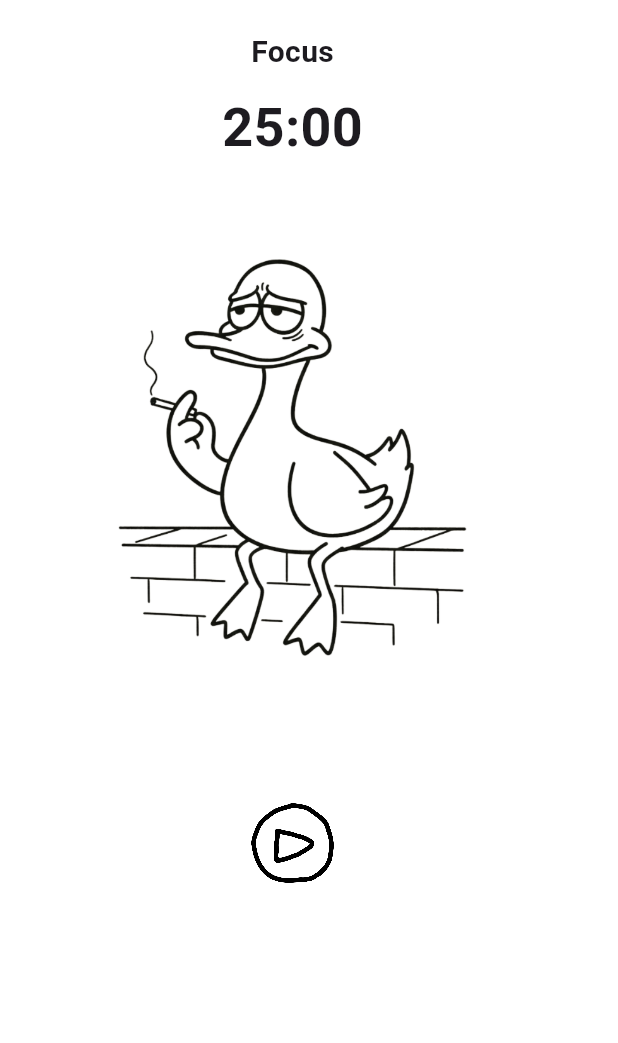
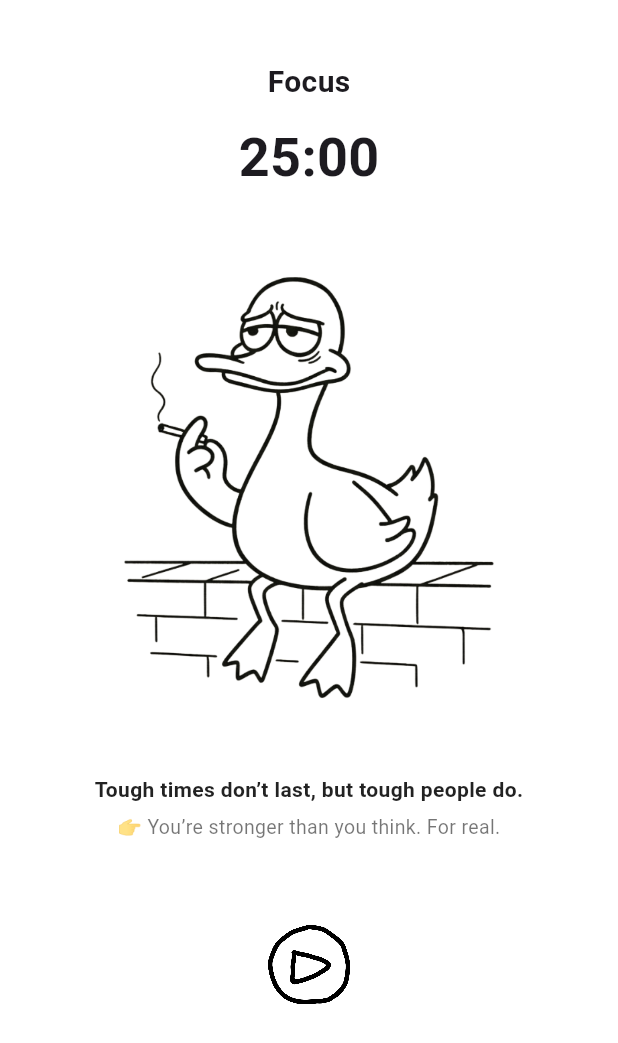
Before and after one commit to Penz7/pomoduck, a Flutter app: the PomodoroScreen screen opened by its route, on a phone screen of 412 x 824 dp. Shown: the top 1043 px of the screen. Run offline on Flutter 3.47's test engine with Material 3 defaults, Android fonts, the light colour scheme and no system bars; our stand-ins replace bloc, easy_localization, flutter_bloc, flutter_secure_storage, go_router, google_fonts and 3 more; accounts and stored records are empty.

Commit message:
Update pomodoro_screen.dart

```diff
--- a/pomo_duck/lib/features/pomodoro/pomodoro_screen.dart
+++ b/pomo_duck/lib/features/pomodoro/pomodoro_screen.dart
@@ -1,3 +1,5 @@
+import 'dart:async';
+import 'dart:math';
 import 'package:flutter/material.dart';
 import 'package:flutter_bloc/flutter_bloc.dart';
 import 'package:pomo_duck/common/extensions/size_extension.dart';
@@ -8,7 +10,17 @@ import 'package:pomo_duck/common/global_bloc/config_pomodoro/config_pomodoro_cub
 class PomodoroScreen extends StatelessWidget {
   const PomodoroScreen({super.key});
 
+  static const List<String> _pauseQuotes = [
+    'Hey, I see you slowing down... Don’t give up now — you’ve come too far to quit.',
+    "Looks like you’ve hit a wall — that’s okay. Just don’t stay stuck there.",
+    "You’ve paused long enough. Time to get back up and keep going.",
+    "You didn’t come this far just to stop now, right? Let’s keep pushing.",
+    "It's okay to rest, but don’t forget why you started.",
+  ];
+
   void _showPauseDialog(BuildContext context) {
+    // Chọn ngẫu nhiên 1 câu nói khi pause
+    final randomQuote = _pauseQuotes[Random().nextInt(_pauseQuotes.length)];
     showDialog(
       context: context,
       barrierDismissible: false,
@@ -19,9 +31,8 @@ class PomodoroScreen extends StatelessWidget {
           content: Column(
             mainAxisSize: MainAxisSize.min,
             children: [
-              const Text(
-                'Hey, I see you slowing down... Don’t give up now — you’ve come too far to quit.',
-              ),
+              // Hiển thị câu nói ngẫu nhiên
+              Text(randomQuote),
               10.height,
               Assets.images.duckPause.image(
                 width: 200,
@@ -125,8 +136,9 @@ class PomodoroScreen extends StatelessWidget {
           body: SafeArea(
             child: Padding(
               padding: const EdgeInsets.all(20),
-              child: Column(
+              child: ListView(
                 children: [
+                  20.height,
                   BlocListener<PomodoroCubit, PomodoroState>(
                     listener: (context, state) {
                       if (state is PomodoroTaskCompleted) {
@@ -186,8 +198,6 @@ class PomodoroScreen extends StatelessWidget {
                     ),
                   ),
                   20.height,
-
-                  /// Duck Image (switches by session type and selected tag)
                   BlocSelector<PomodoroCubit, PomodoroState, String>(
                     selector: (state) => state.sessionType,
                     builder: (context, sessionType) {
@@ -222,6 +232,8 @@ class PomodoroScreen extends StatelessWidget {
                       );
                     },
                   ),
+                  16.height,
+                  const MotivationTicker(),
                   40.height,
                   BlocBuilder<PomodoroCubit, PomodoroState>(
                     builder: (context, state) {
@@ -261,3 +273,115 @@ class PomodoroScreen extends StatelessWidget {
     );
   }
 }
+
+class MotivationMessage {
+  final String primary;
+  final String? secondary;
+
+  const MotivationMessage({required this.primary, this.secondary});
+}
+
+const List<MotivationMessage> _tickerMessages = [
+  MotivationMessage(
+    primary: "The future belongs to those who don’t give up today.",
+    secondary: "👉 Stick with it now, and your future self will thank you.",
+  ),
+  MotivationMessage(
+    primary: "As long as you're trying, you're already ahead of most people.",
+    secondary: "👉 Even showing up counts – don’t forget that.",
+  ),
+  MotivationMessage(
+    primary: "Tough times don’t last, but tough people do.",
+    secondary: "👉 You’re stronger than you think. For real.",
+  ),
+  MotivationMessage(
+    primary: "Every day’s a new shot to get closer to where you wanna be.",
+    secondary: "👉 Take it one day at a time – that’s all it takes.",
+  ),
+  MotivationMessage(
+    primary: "Don’t let a bad moment ruin your long-term goal.",
+    secondary:
+        "👉 Feel it, deal with it, but don’t lose sight of the big picture.",
+  ),
+  MotivationMessage(
+    primary:
+        "No one starts off being great – but those who keep going get there.",
+    secondary: "👉 We all start somewhere. Just don’t stop.",
+  ),
+  MotivationMessage(
+    primary: "It’s okay to go slow – just don’t stop.",
+    secondary: "👉 Slow progress is still progress. Keep moving.",
+  ),
+];
+
+class MotivationTicker extends StatefulWidget {
+  const MotivationTicker({super.key});
+
+  @override
+  State<MotivationTicker> createState() => _MotivationTickerState();
+}
+
+class _MotivationTickerState extends State<MotivationTicker> {
+  final Random _random = Random();
+  int _currentIndex = 0;
+  Timer? _timer;
+
+  @override
+  void initState() {
+    super.initState();
+    _currentIndex = _random.nextInt(_tickerMessages.length);
+    _timer = Timer.periodic(const Duration(minutes: 1), (_) {
+      if (!mounted) return;
+      setState(() {
+        int next;
+        do {
+          next = _random.nextInt(_tickerMessages.length);
+        } while (next == _currentIndex && _tickerMessages.length > 1);
+        _currentIndex = next;
+      });
+    });
+  }
+
+  @override
+  void dispose() {
+    _timer?.cancel();
+    super.dispose();
+  }
+
+  @override
+  Widget build(BuildContext context) {
+    final message = _tickerMessages[_currentIndex];
+    return AnimatedSwitcher(
+      duration: const Duration(milliseconds: 600),
+      transitionBuilder: (child, animation) => FadeTransition(
+        opacity: animation,
+        child: child,
+      ),
+      child: Column(
+        key: ValueKey<int>(_currentIndex),
+        children: [
+          Text(
+            message.primary,
+            textAlign: TextAlign.center,
+            style: const TextStyle(
+              fontSize: 14,
+              color: Colors.black87,
+              fontWeight: FontWeight.w600,
+            ),
+          ),
+          if (message.secondary != null) ...[
+            const SizedBox(height: 6),
+            Text(
+              message.secondary!,
+              textAlign: TextAlign.center,
+              style: const TextStyle(
+                fontSize: 13,
+                color: Colors.black54,
+              ),
+            ),
+          ],
+        ],
+      ),
+    );
+  }
+}
```
